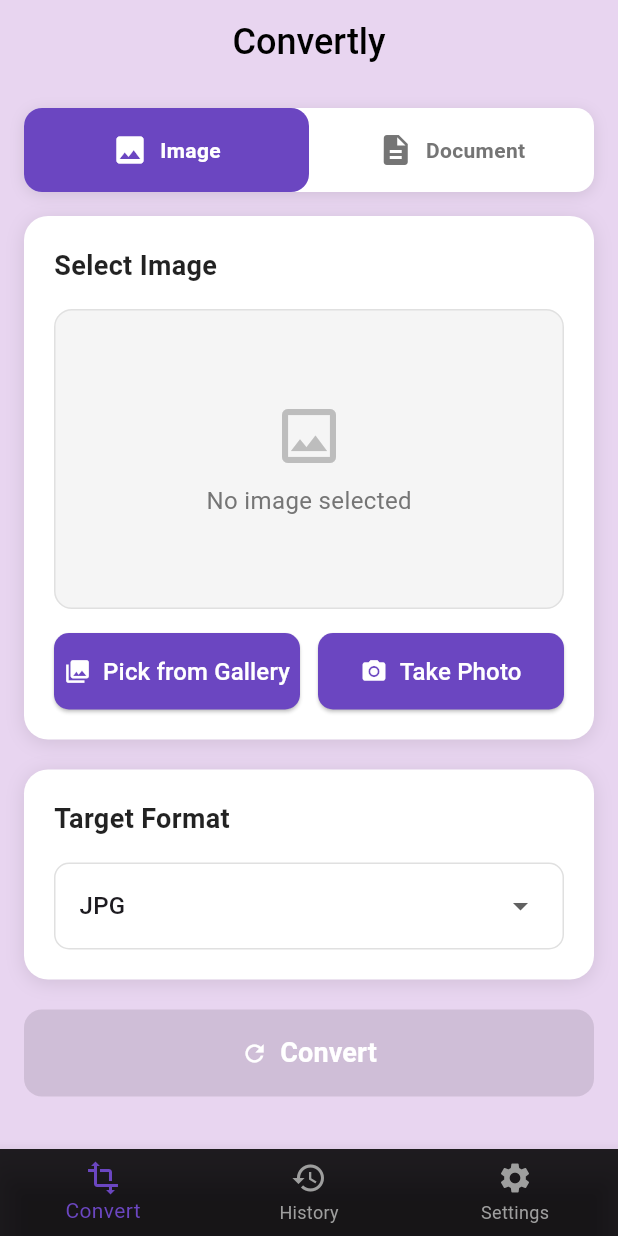
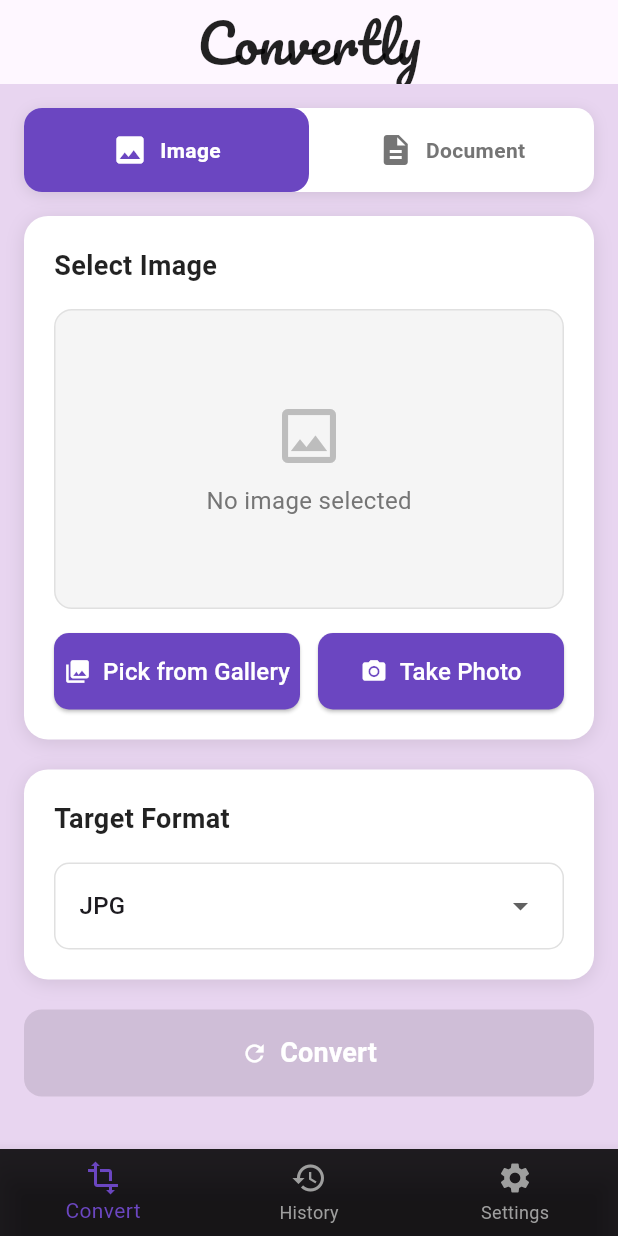
Before and after one commit to sebseba/Convertly, a Flutter app: the screen it shows after launch, on a phone screen of 412 x 824 dp. Run offline on Flutter 3.47's test engine with Material 3 defaults, Android fonts, the phone set to English and light mode, and no system bars; our stand-ins replace file_picker, flutter_dotenv, google_fonts, image_picker, permission_handler, share_plus and 1 more.

Commit message:
v1.0 release

```diff
--- a/lib/main.dart
+++ b/lib/main.dart
@@ -15,6 +15,8 @@
 import 'package:permission_handler/permission_handler.dart';
 import 'package:shared_preferences/shared_preferences.dart';
 import 'package:share_plus/share_plus.dart';
+import 'package:google_fonts/google_fonts.dart';
+
 
 /// Seçili dili (Locale) tutar
 final ValueNotifier<Locale?> appLocale = ValueNotifier<Locale?>(null);
@@ -131,16 +133,23 @@
   Widget build(BuildContext context) {
     return Scaffold(
       appBar: AppBar(
-        title: Text(
-          context.l10n.appTitle,
-          style: const TextStyle(
-            color: Colors.black,
-            fontSize: 24,
-            fontWeight: FontWeight.w500,
-          ),
+        title: Row(
+          mainAxisSize: MainAxisSize.min,
+          crossAxisAlignment: CrossAxisAlignment.end,
+          children: [
+            // "Conve" normal yazı
+            Text(
+              'Convertly',
+              style: GoogleFonts.pacifico(
+                textStyle: const TextStyle(
+                  fontSize: 36,
+                  color: Colors.black87,
+                ),
+              ),
+            ),
+          ],
         ),
-        backgroundColor: const Color(0xFFE8D5F0),
-        elevation: 0,
+
         centerTitle: true,
       ),
       body: _selectedBottomNavIndex == 0
--- a/pubspec.yaml
+++ b/pubspec.yaml
@@ -47,6 +47,7 @@
   http: ^1.1.0
   flutter_dotenv: ^5.0.2
   share_plus: ^7.2.1
+  google_fonts: ^6.3.0
 
 dev_dependencies:
   flutter_test:
```
Also changed, not shown: pubspec.lock, 2 other files.
